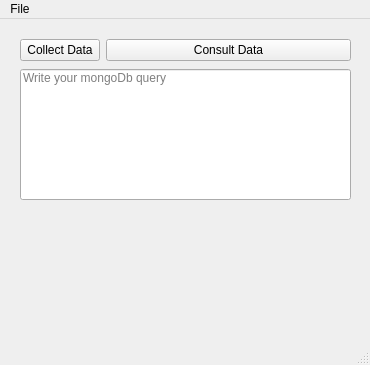
Above: Main Files/window.ui from SiRapMin/sensors before the change. Below: the same form after it.
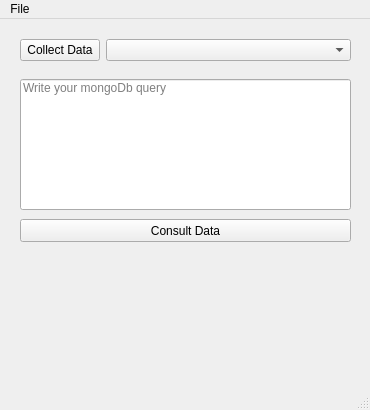
That is the form after the change. Icons and pictures are not drawn.

```diff
--- a/Main Files/window.ui
+++ b/Main Files/window.ui
@@ -7,7 +7,7 @@
     <x>0</x>
     <y>0</y>
     <width>370</width>
-    <height>365</height>
+    <height>410</height>
    </rect>
   </property>
   <property name="mouseTracking">
@@ -39,11 +39,7 @@
       </widget>
      </item>
      <item row="0" column="1">
-      <widget class="QPushButton" name="consult">
-       <property name="text">
-        <string>Consult Data</string>
-       </property>
-      </widget>
+      <widget class="QComboBox" name="opcionSerial"/>
      </item>
     </layout>
    </widget>
@@ -51,7 +47,7 @@
     <property name="geometry">
      <rect>
       <x>20</x>
-      <y>50</y>
+      <y>60</y>
       <width>331</width>
       <height>131</height>
      </rect>
@@ -67,7 +63,7 @@
     <property name="geometry">
      <rect>
       <x>90</x>
-      <y>200</y>
+      <y>250</y>
       <width>181</width>
       <height>121</height>
      </rect>
@@ -85,6 +81,19 @@
      <set>Qt::AlignCenter</set>
     </property>
    </widget>
+   <widget class="QPushButton" name="consult">
+    <property name="geometry">
+     <rect>
+      <x>20</x>
+      <y>200</y>
+      <width>331</width>
+      <height>23</height>
+     </rect>
+    </property>
+    <property name="text">
+     <string>Consult Data</string>
+    </property>
+   </widget>
   </widget>
   <widget class="QMenuBar" name="menubar">
    <property name="geometry">
```
Left out of the diff: 2 changed lines with no effect on the pictures.
